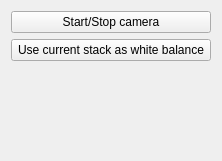
MITK/MITK, file Plugins/org.mitk.gui.qt.spectrocamrecorder/src/internal/SpectroCamRecorderControls.ui: the form before one commit.
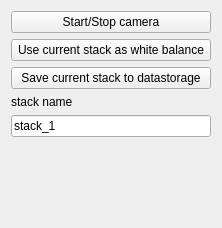
The form after the commit.

The edit to the form file:
```diff
--- a/Plugins/org.mitk.gui.qt.spectrocamrecorder/src/internal/SpectroCamRecorderControls.ui
+++ b/Plugins/org.mitk.gui.qt.spectrocamrecorder/src/internal/SpectroCamRecorderControls.ui
@@ -7,7 +7,7 @@
     <x>0</x>
     <y>0</y>
     <width>222</width>
-    <height>161</height>
+    <height>228</height>
    </rect>
   </property>
   <property name="minimumSize">
@@ -37,6 +37,27 @@
      </property>
     </widget>
    </item>
+   <item>
+    <widget class="QPushButton" name="buttonSave">
+     <property name="text">
+      <string>Save current stack to datastorage</string>
+     </property>
+    </widget>
+   </item>
+   <item>
+    <widget class="QLabel" name="label">
+     <property name="text">
+      <string>stack name</string>
+     </property>
+    </widget>
+   </item>
+   <item>
+    <widget class="QLineEdit" name="lineEdit">
+     <property name="text">
+      <string>stack_1</string>
+     </property>
+    </widget>
+   </item>
    <item>
     <spacer name="spacer1">
      <property name="orientation">
```
